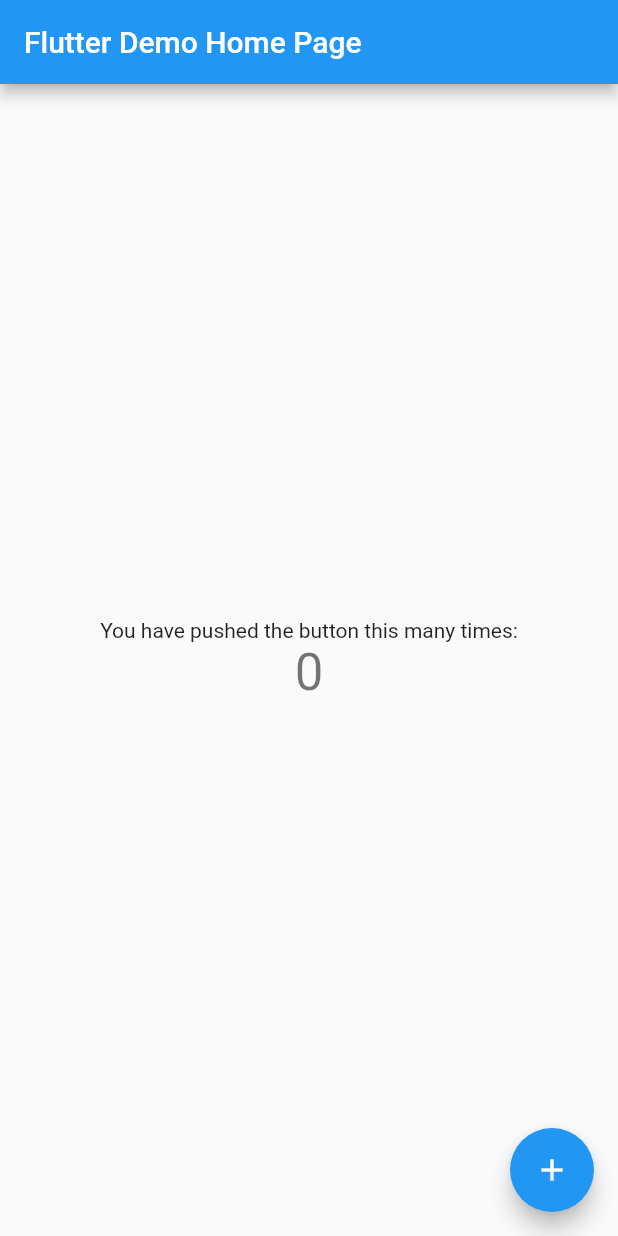
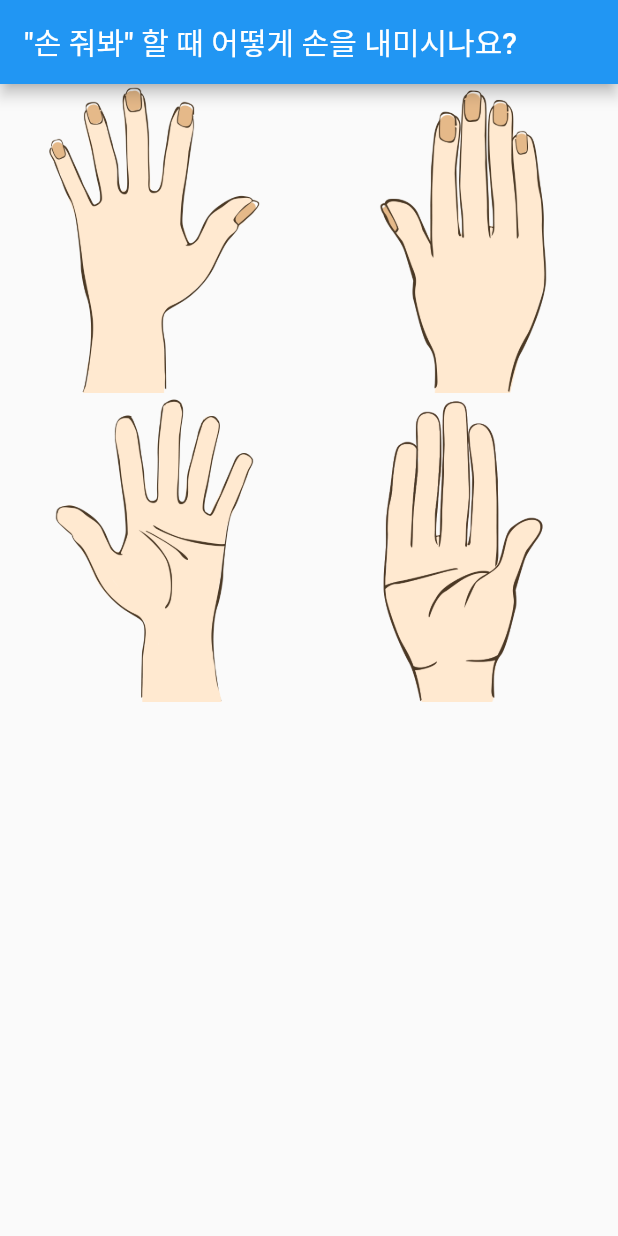
Before and after one commit to grotesq/codelab-flutter-1st, a Flutter app: the screen it shows after launch, on a phone screen of 412 x 824 dp. Run offline on Flutter 3.47's test engine with Material 2 defaults, Android fonts, the light colour scheme and no system bars; our stand-ins replace localstorage.

Commit message:
심리 테스트 완성

```diff
--- a/hand_test/lib/main.dart
+++ b/hand_test/lib/main.dart
@@ -26,92 +26,132 @@
         // closer together (more dense) than on mobile platforms.
         visualDensity: VisualDensity.adaptivePlatformDensity,
       ),
-      home: MyHomePage(title: 'Flutter Demo Home Page'),
+      initialRoute: '/',
+      routes: {
+        '/' : (context) => HandList(),
+        '/results/1': (context) => ResultA(),
+        '/results/2': (context) => ResultB(),
+        '/results/3': (context) => ResultC(),
+        '/results/4': (context) => ResultD(),
+      },
     );
   }
 }
 
-class MyHomePage extends StatefulWidget {
-  MyHomePage({Key key, this.title}) : super(key: key);
-
-  // This widget is the home page of your application. It is stateful, meaning
-  // that it has a State object (defined below) that contains fields that affect
-  // how it looks.
-
-  // This class is the configuration for the state. It holds the values (in this
-  // case the title) provided by the parent (in this case the App widget) and
-  // used by the build method of the State. Fields in a Widget subclass are
-  // always marked "final".
-
-  final String title;
-
-  @override
-  _MyHomePageState createState() => _MyHomePageState();
-}
-
-class _MyHomePageState extends State<MyHomePage> {
-  int _counter = 0;
-
-  void _incrementCounter() {
-    setState(() {
-      // This call to setState tells the Flutter framework that something has
-      // changed in this State, which causes it to rerun the build method below
-      // so that the display can reflect the updated values. If we changed
-      // _counter without calling setState(), then the build method would not be
-      // called again, and so nothing would appear to happen.
-      _counter++;
-    });
-  }
-
+class HandList extends StatelessWidget {
+  List assets = [
+    'lib/assets/hand-type-a.png',
+    'lib/assets/hand-type-b.png',
+    'lib/assets/hand-type-c.png',
+    'lib/assets/hand-type-d.png',
+  ];
   @override
   Widget build(BuildContext context) {
-    // This method is rerun every time setState is called, for instance as done
-    // by the _incrementCounter method above.
-    //
-    // The Flutter framework has been optimized to make rerunning build methods
-    // fast, so that you can just rebuild anything that needs updating rather
-    // than having to individually change instances of widgets.
     return Scaffold(
-      appBar: AppBar(
-        // Here we take the value from the MyHomePage object that was created by
-        // the App.build method, and use it to set our appbar title.
-        title: Text(widget.title),
-      ),
-      body: Center(
-        // Center is a layout widget. It takes a single child and positions it
-        // in the middle of the parent.
-        child: Column(
-          // Column is also a layout widget. It takes a list of children and
-          // arranges them vertically. By default, it sizes itself to fit its
-          // children horizontally, and tries to be as tall as its parent.
-          //
-          // Invoke "debug painting" (press "p" in the console, choose the
-          // "Toggle Debug Paint" action from the Flutter Inspector in Android
-          // Studio, or the "Toggle Debug Paint" command in Visual Studio Code)
-          // to see the wireframe for each widget.
-          //
-          // Column has various properties to control how it sizes itself and
-          // how it positions its children. Here we use mainAxisAlignment to
-          // center the children vertically; the main axis here is the vertical
-          // axis because Columns are vertical (the cross axis would be
-          // horizontal).
-          mainAxisAlignment: MainAxisAlignment.center,
-          children: <Widget>[
-            Text(
-              'You have pushed the button this many times:',
-            ),
-            Text(
-              '$_counter',
-              style: Theme.of(context).textTheme.headline4,
-            ),
-          ],
+      appBar: AppBar( title: Text( '"손 줘봐" 할 때 어떻게 손을 내미시나요?' ) ),
+      body: GridView.builder(
+        gridDelegate: new SliverGridDelegateWithFixedCrossAxisCount(
+          crossAxisCount: 2
         ),
-      ),
-      floatingActionButton: FloatingActionButton(
-        onPressed: _incrementCounter,
-        tooltip: 'Increment',
-        child: Icon(Icons.add),
-      ), // This trailing comma makes auto-formatting nicer for build methods.
+        itemCount: 4,
+        itemBuilder: (BuildContext context, int index ) {
+          return GestureDetector(
+            onTap: () {
+              Navigator.pushNamed(context, '/results/${index+1}');
+            },
+            child: Image.asset(assets[index]),
+          );
+        },
+      )
+      // body: GridView.count(
+      //   crossAxisCount: 2,
+      //   children: [
+      //     Image.asset('lib/assets/hand-type-a.png'),
+      //     Image.asset('lib/assets/hand-type-b.png'),
+      //     Image.asset('lib/assets/hand-type-c.png'),
+      //     Image.asset('lib/assets/hand-type-d.png'),
+      //   ],
+      // )
+      // body: Column(
+      //   children: [
+      //     Row(
+      //       children: [
+      //         Image.asset('lib/assets/hand-type-a.png', width: 150, height: 150),
+      //         Image.asset('lib/assets/hand-type-b.png', width: 150, height: 150),
+      //       ],
+      //     ),
+      //     Row(
+      //       children: [
+      //         Image.asset('lib/assets/hand-type-c.png', width: 150, height: 150),
+      //         Image.asset('lib/assets/hand-type-d.png', width: 150, height: 150),
+      //       ],
+      //     ),
+      //   ],
+      // )
     );
   }
 }
+
+class ResultA extends StatelessWidget {
+  @override
+  Widget build(BuildContext context) {
+    return Scaffold(
+      appBar: AppBar( title: Text( '결과 A' ) ),
+      body: Column(
+        children: [
+          Image.asset('lib/assets/hand-type-a.png', width: 300, height: 300 ),
+          Text( 'A. 손등이 위로 오고 손가락 사이를 벌린사람' ),
+          Text('당신은 감정이 얼굴에 잘 드러나서 조금만 기쁜일이 생겨도 잘 웃는 성격을 가지고 있습니다. 또한 자신의 감정을 확실히 하는 성격으로 복잡하거나 피곤한 것을 싫어합니다. 자신이 좋아하지 않는 사람에게는 단 1%의 기회도 주지않으며 자신이 좋아하는 사람에게는 매우 관대한 편 입니다. 남에게 받은 호의는 반드시 되돌려주고싶어하는 멋진 성격을 가지고 있습니다. 단, 고집이 세서 틀린 길임을 알면서도 직진하는 경향이 있으니 가끔은 고집을 꺾을줄도 알아야 합니다.')
+        ],
+      )
+    );
+  }
+}
+
+class ResultB extends StatelessWidget {
+  @override
+  Widget build(BuildContext context) {
+    return Scaffold(
+      appBar: AppBar( title: Text( '결과 B' ) ),
+      body: Column(
+        children: [
+          Image.asset('lib/assets/hand-type-a.png', width: 300, height: 300 ),
+          Text( 'B. 손등이 위로 오고 손가락 사이를 오므린 사람' ),
+          Text('배려심이 강해 자신보다 남에게 맞추는게 편하다고 생각하는 성격을 가지고 있습니다. 외관상으로는 열정이 넘치고 친절해보이지만 내적으로는 안일한 생활을 추구하려는 경향을 가지고 있습니다. 잠자기를 좋아해서 주변 사람과 일에 크게 신경 쓰지 않으며 자기중심적 입니다. 또한 감정의 기복이 심하기도 한 당신은 게을러서 가끔은 ‘어떻게든 되겠지’ 라는 마음을 가지고 있습니다. 그러나 인내심이 강한 당신은 모든지 자신이 이겨내려 하며 특정 사물 혹은 사람 때문에 다투고 빼앗기는 행위를 굉장히 싫어합니다.')
+        ],
+      )
+    );
+  }
+}
+
+class ResultC extends StatelessWidget {
+  @override
+  Widget build(BuildContext context) {
+    return Scaffold(
+      appBar: AppBar( title: Text( '결과 C' ) ),
+      body: Column(
+        children: [
+          Image.asset('lib/assets/hand-type-a.png', width: 300, height: 300 ),
+          Text( 'C. 손바닥이 위로 오고 손가락 사이를 벌린 사람' ),
+          Text('당신은 무시당하는걸 싫어하며 누군가에게 호감이 있어도 잘 표현하지 않는 편입니다. 기분이 안좋은일이 생기면 혼자 숨어서 울때도 있습니다. 쉽게 감정이 얼굴에 드러나지 않아 자신의 슬픔은 숨기지만 누군가가 위로해 주기를 원합니다. 환상속의 완벽한 일들이 일어날 수 있다고 믿는 당신은 친절하고 낭만적인 성격을 가지고 있으나 낮선이의 앞에선 조용한 편입니다. 그러나 의외로 애교를 잘 부리는 귀여운 성격을 가지고 있습니다. 기분대로 행동하려는 것만 조심하면 굉장히 사랑받을 타입 입니다.')
+        ],
+      )
+    );
+  }
+}
+
+class ResultD extends StatelessWidget {
+  @override
+  Widget build(BuildContext context) {
+    return Scaffold(
+      appBar: AppBar( title: Text( '결과 D' ) ),
+      body: Column(
+        children: [
+          Image.asset('lib/assets/hand-type-a.png', width: 300, height: 300 ),
+          Text( 'D. 손바닥이 위로 오고 손가락 사이를 오므린 사람' ),
+          Text('상처받기를 두려워하는 당신은 낮선 사람에게는 차갑게 대하나 내 사람이라고 생각되면 엄청 잘해줍니다. 당신은 무시와 무관심을 제일 싫어하여 살짝 관종끼가 있습니다. 강해보이고 싶어하나 의외로 여려서 상처를 잘 받는 타입으로 자존심은 하늘을 찌를듯이 높으나 자신감이 부족합니다. 사람들과의 만남보다는 집에 있는것을 좋아하며 멍때리는것을 좋아합니다. 친구가 부탁하면 잘 들어주는 편으로 사기를 당하기 쉬우니 조심해야합니다.')
+        ],
+      )
+    );
+  }
+}
--- a/hand_test/pubspec.yaml
+++ b/hand_test/pubspec.yaml
@@ -48,6 +48,8 @@
   # assets:
   #   - images/a_dot_burr.jpeg
   #   - images/a_dot_ham.jpeg
+  assets:
+    - lib/assets/
 
   # An image asset can refer to one or more resolution-specific "variants", see
   # https://flutter.dev/assets-and-images/#resolution-aware.
```
Also changed, not shown: hand_test/lib/assets/results.txt (+4 -21 lines), 1 other file.
